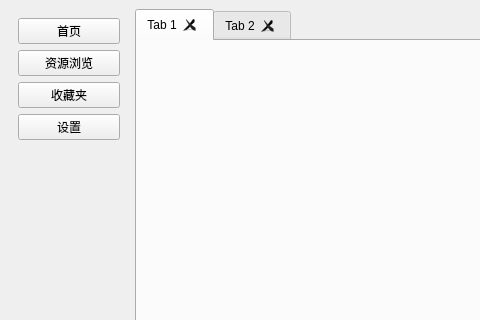
Above: MuseLog/ui/main_window.ui from super999/MetaStoryBoard before the change; both pictures show x 0 to 480 and y 0 to 320 of the 1373 by 855 pixel window. Below: the same form after it.
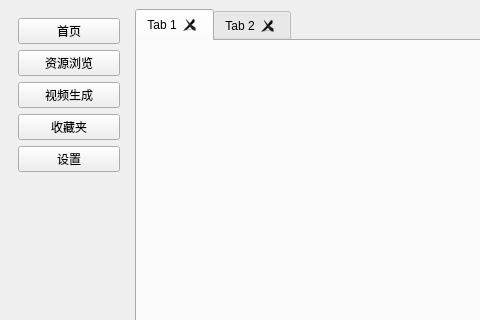
That is the form after the change.

Commit message:
新增功能：视频生成 AI 标签页及相关功能
- 新增 AI 视频生成标签页，允许用户输入参考图像和提示信息。

- 更新 MetadataMixin 以处理参考图像元数据。

- 优化组件结构，支持参考图像选择和预览。

- 实现保存和加载参考图像及提示信息默认路径的功能。

- 新增图像上传和 AI 模型交互测试。

- 更新 UI 组件，包含视频生成功能的新按钮和布局。

The edit to the form file:
```diff
--- a/MuseLog/ui/main_window.ui
+++ b/MuseLog/ui/main_window.ui
@@ -44,6 +44,13 @@
          </property>
         </widget>
        </item>
+       <item>
+        <widget class="QPushButton" name="btnVideoGen">
+         <property name="text">
+          <string>视频生成</string>
+         </property>
+        </widget>
+       </item>
        <item>
         <widget class="QPushButton" name="btnFavorites">
          <property name="text">
```
The commit also changes 14 other files.
